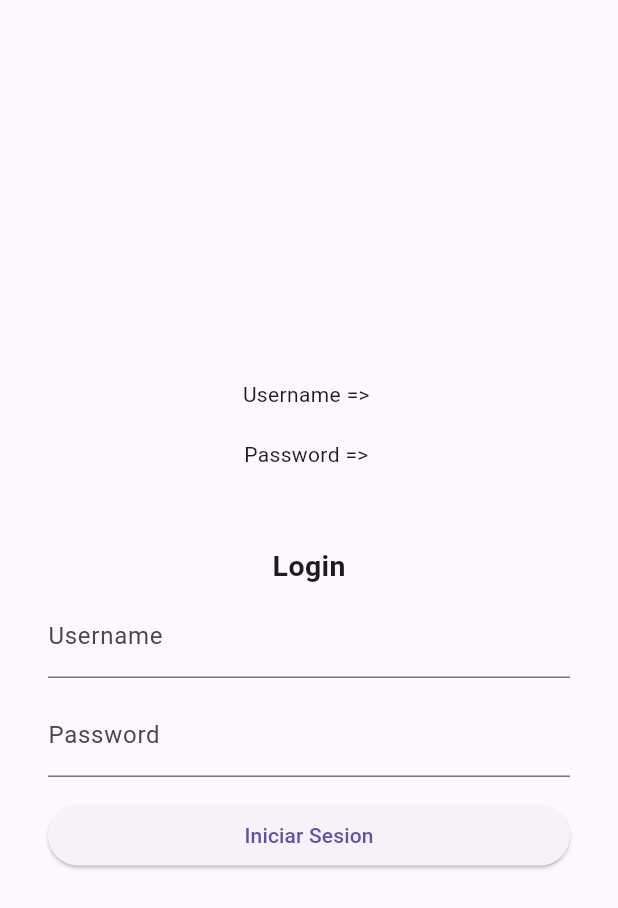
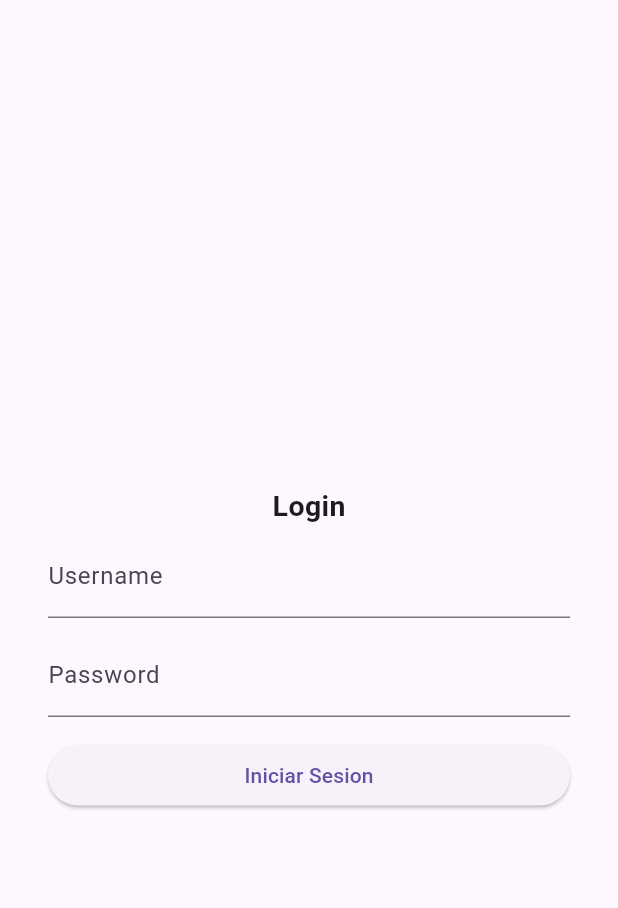
Before and after one commit to 19yisus/prueba_tecnica_flutter, a Flutter app: the screen it shows after launch, on a phone screen of 412 x 824 dp. Shown: the top 908 px of the screen. Run offline on Flutter 3.47's test engine with Material 3 defaults, Android fonts, the phone set to English and light mode, and no system bars; our stand-ins replace go_router.

Commit message:
[ADD] widgets custom y simplificación de código

```diff
--- a/lib/presentation/screens/login_screen.dart
+++ b/lib/presentation/screens/login_screen.dart
@@ -1,4 +1,5 @@
 import "package:flutter/material.dart";
+import 'package:flutter_application_1/presentation/widgets/CustomWidgets.dart';
 import 'package:go_router/go_router.dart';
 import 'package:http/http.dart' as http;
 import 'dart:convert';
@@ -18,28 +19,24 @@ class _login_screen extends State<Login_screen> {
   Future<void> makePostRequest(BuildContext context) async {
     const url = "http://adempiere.erpcya.com:1174/api/security/login";
 
-    Map<String, String> body = {
-      "user_name": username,
-      "user_pass": password
-    };
+    Map<String, String> body = {"user_name": username, "user_pass": password};
 
-    http.Response response = await http.post(
-      Uri.parse(url),
-      headers: { "Content-Type": "application/json" },
-      body: json.encode(body)
-    );
+    http.Response response = await http.post(Uri.parse(url),
+        headers: {"Content-Type": "application/json"}, body: json.encode(body));
 
-    if(response.statusCode == 200){
+    if (response.statusCode == 200) {
       final responseBody = response.body;
-      setState((){
+      setState(() {
         resultado = "Login exitoso";
         context.push("/welcome/$responseBody");
       });
-    }else{
-      setState((){
+
+      return;
+    }
+
+    setState(() {
       resultado = "Credenciales erroneas";
     });
-    }
   }
 
   @override
@@ -51,18 +48,9 @@ class _login_screen extends State<Login_screen> {
           child: Column(
         mainAxisAlignment: MainAxisAlignment.center,
         children: [
-          // const Spacer(),
           Padding(
             padding: const EdgeInsets.all(10),
-            child: Text("Username => $username"),
-          ),
-          Padding(
-            padding: const EdgeInsets.all(10),
-            child: Text("Password => $password"),
-          ),
-                    Padding(
-            padding: const EdgeInsets.all(10),
-            child: Text("$resultado"),
+            child: Text(resultado),
           ),
           const Text(
             "Login",
@@ -71,47 +59,35 @@ class _login_screen extends State<Login_screen> {
           Form(
               child: Column(
             children: [
-              Padding(
-                  padding: const EdgeInsets.only(bottom: 5, top: 5),
-                  child: TextFormField(
-                    decoration: const InputDecoration(labelText: "Username"),
-                    keyboardType: TextInputType.text,
-                    onChanged: (val) => {
-                      setState((){
+              inputText(
+                  labelText: "Username",
+                  onChange: (val) => {
+                        setState(() {
                           username = val;
                         })
-                    },
-                  )),
-              Padding(
-                  padding: const EdgeInsets.only(bottom: 5, top: 5),
-                  child: TextFormField(
-                    decoration: const InputDecoration(labelText: "Password"),
-                    keyboardType: TextInputType.visiblePassword,
-                    onChanged: (val) => {
-                      setState((){
+                      }),
+              inputText(
+                  labelText: "Password",
+                  onChange: (val) => {
+                        setState(() {
                           password = val;
                         })
-                    },
-                  )),
-              Padding(
-                padding: const EdgeInsets.only(top: 10),
-                child: ElevatedButton(
-                    onPressed: () {
-                      if(username != "" && password != ""){
-                        setState((){
+                      }),
+              buttonCustom(
+                  textButton: "Iniciar Sesion",
+                  onPresed: () {
+                    if (username != "" && password != "") {
+                      setState(() {
                         resultado = "datos completos";
                       });
 
                       makePostRequest(context);
-
-                      }else{
-                        setState((){
+                    } else {
+                      setState(() {
                         resultado = "datos incompletos";
                       });
                     }
-                    },
-                    child: const Center(child: Text("Iniciar Sesion"))),
-              )
+                  }),
             ],
           ))
         ],
--- /dev/null
+++ b/lib/presentation/widgets/CustomWidgets.dart
@@ -0,0 +1,33 @@
+import "package:flutter/material.dart";
+
+class inputText extends StatelessWidget {
+  final ValueChanged<String>? onChange;
+  final String labelText;
+  const inputText({super.key, required this.onChange, required this.labelText});
+
+  @override
+  Widget build(BuildContext context) {
+    return Padding(
+        padding: const EdgeInsets.only(bottom: 5, top: 5),
+        child: TextFormField(
+          decoration: InputDecoration(labelText: labelText),
+          keyboardType: TextInputType.text,
+          onChanged: onChange,
+        ));
+  }
+}
+
+class buttonCustom extends StatelessWidget {
+  final VoidCallback? onPresed;
+  final String textButton;
+  const buttonCustom({super.key, this.onPresed, required this.textButton});
+
+  @override
+  Widget build(BuildContext context) {
+    return Padding(
+      padding: const EdgeInsets.only(top: 10),
+      child: ElevatedButton(
+          onPressed: onPresed, child: Center(child: Text(textButton))),
+    );
+  }
+}
```
Lines whose indentation alone changed are shown as unchanged.
